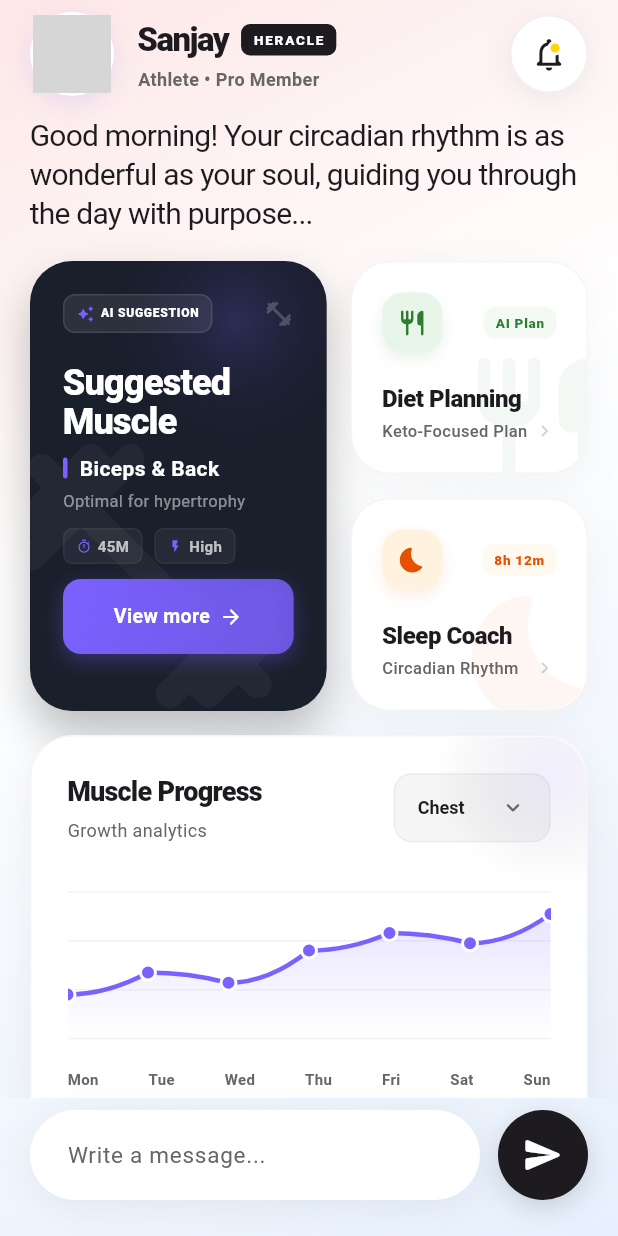
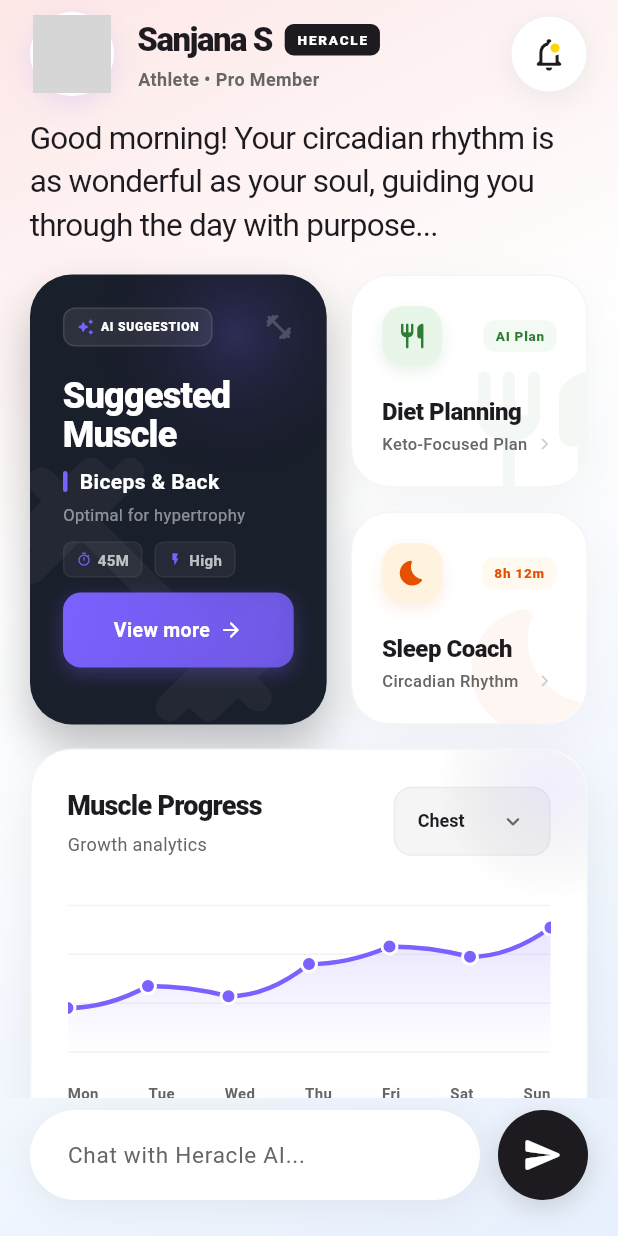
Before and after one commit to sanjaysagar12/ai_heracle_fit, a Flutter app: the screen it shows after launch, on a phone screen of 412 x 824 dp. Run offline on Flutter 3.47's test engine with Material 3 defaults, Android fonts, the light colour scheme and no system bars; network calls fail; grey boxes are pictures that could not be loaded.

Commit message:
feat: Implement dashboard UI with bottom chat bar, greeting, and header widgets.

```diff
--- a/lib/page/dashboard/widgets/bottom_chat_bar.dart
+++ b/lib/page/dashboard/widgets/bottom_chat_bar.dart
@@ -43,7 +43,7 @@ class BottomChatBar extends StatelessWidget {
                 focusNode: focusNode,
                 textAlignVertical: TextAlignVertical.center,
                 decoration: const InputDecoration(
-                  hintText: 'Write a message...',
+                  hintText: 'Chat with Heracle AI...',
                   hintStyle: TextStyle(
                     color: HeracleTheme.textGrey,
                     fontSize: 15,
--- a/lib/page/dashboard/widgets/greeting_widget.dart
+++ b/lib/page/dashboard/widgets/greeting_widget.dart
@@ -50,10 +50,10 @@ class _GreetingWidgetState extends State<GreetingWidget> {
         RichText(
           text: TextSpan(
             style: const TextStyle(
-              fontSize: 20,
+              fontSize: 21,
               color: HeracleTheme.textBlack,
               fontWeight: FontWeight.w400, // Entire text is now semi-bold/bold
-              height: 1.3,
+              height: 1.4,
               letterSpacing: -0.5,
             ),
             children: [TextSpan(text: _currentText)],
--- a/lib/page/dashboard/widgets/header_widget.dart
+++ b/lib/page/dashboard/widgets/header_widget.dart
@@ -47,7 +47,7 @@ class HeaderWidget extends StatelessWidget {
                 mainAxisSize: MainAxisSize.min,
                 children: [
                   Text(
-                    'Sanjay', // Simplified name for cleaner header
+                    'Sanjana S', // Simplified name for cleaner header
                     style: HeracleTheme.lightTheme.textTheme.titleLarge
                         ?.copyWith(
                           fontWeight: FontWeight.w900,
```
